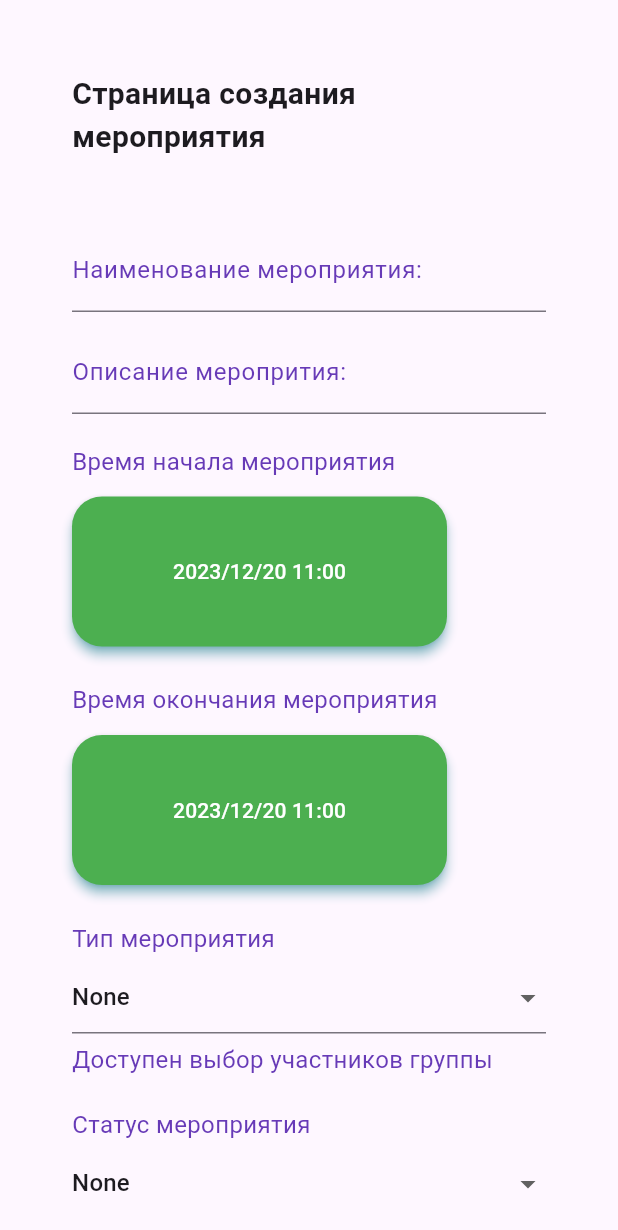
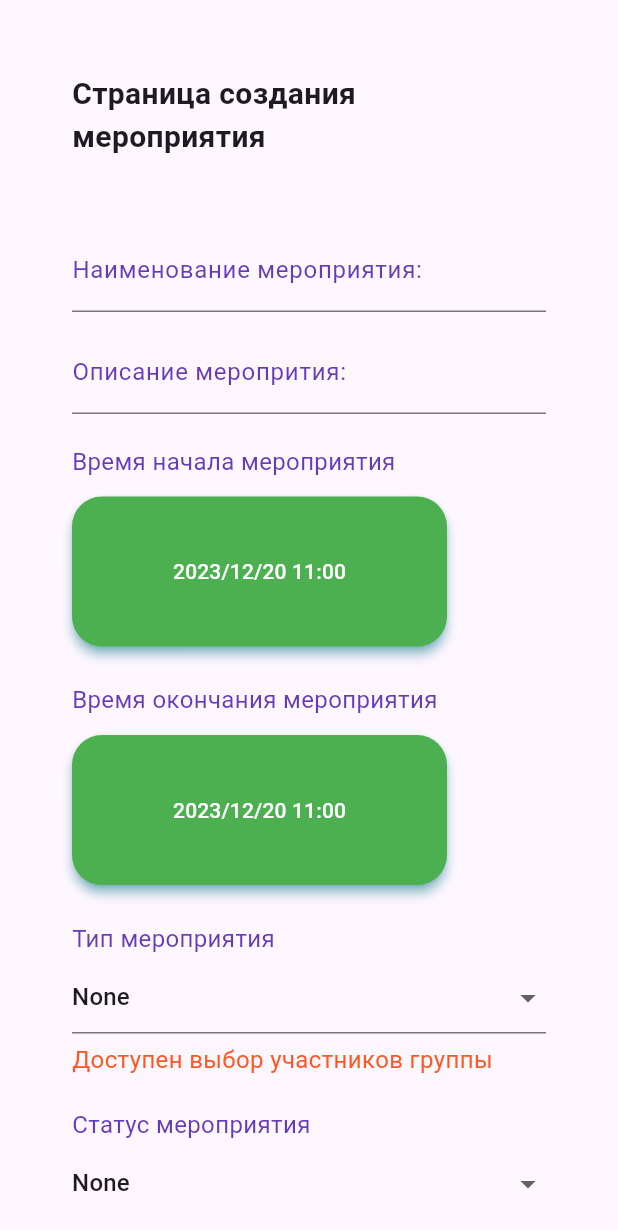
Before and after one commit to Tigeroff2002/ToDoCalendarClient, a Flutter app: the EventPlaceholderWidget widget shown alone on an empty page, opened directly, on a phone screen of 412 x 824 dp. Shown: the top 1230 px of the screen. Run offline on Flutter 3.47's test engine with Material 3 defaults, Android fonts, the light colour scheme and no system bars; our stand-ins replace shared_preferences, syncfusion_flutter_calendar; accounts and stored records are empty; network calls fail.

Commit message:
fix ut8 decoding

```diff
--- a/lib/add_widgets/EventPlaceholderWidget.dart
+++ b/lib/add_widgets/EventPlaceholderWidget.dart
@@ -454,14 +454,14 @@ class EventPlaceholderState extends State<EventPlaceholderWidget> {
               selectedEventType == 'Personal'
                   ? Text(
                 'Мероприятие рассчитано только для вас',
-                style: TextStyle(fontSize: 16, color: Colors.deepPurple))
+                style: TextStyle(fontSize: 16, color: Colors.deepOrange))
                   : selectedEventType == 'Meeting' || selectedEventType == 'StandUp'
                       ? Text(
                         'Мероприятие рассчитано только для всех участников группы',
-                         style: TextStyle(fontSize: 16, color: Colors.deepPurple))
+                         style: TextStyle(fontSize: 16, color: Colors.deepOrange))
                        : Text(
                   'Доступен выбор участников группы',
-                  style: TextStyle(fontSize: 16, color: Colors.deepPurple)),
+                  style: TextStyle(fontSize: 16, color: Colors.deepOrange)),
               SizedBox(height: 20.0),
               Text(
                 'Статус мероприятия',
--- a/lib/add_widgets/GroupPlaceholderWidget.dart
+++ b/lib/add_widgets/GroupPlaceholderWidget.dart
@@ -200,10 +200,10 @@ class GroupPlaceholderState extends State<GroupPlaceholderWidget> {
               selectedGroupType == 'None'
                 ? Text(
                    'Данная группа будет открытой, доступной для всех пользователей',
-                    style: TextStyle(fontSize: 16, color: Colors.deepPurple))
+                    style: TextStyle(fontSize: 16, color: Colors.deepOrange))
                 : Text(
                    'Доступно ограничение видимости группы для пользователей',
-                   style: TextStyle(fontSize: 16, color: Colors.deepPurple)),
+                   style: TextStyle(fontSize: 16, color: Colors.deepOrange)),
               SizedBox(height: 30.0),
               ElevatedButton(
                 style: ElevatedButton.styleFrom(
--- a/lib/add_widgets/TaskPlaceholderWidget.dart
+++ b/lib/add_widgets/TaskPlaceholderWidget.dart
@@ -232,6 +232,11 @@ class TaskPlaceholderState extends State<TaskPlaceholderWidget> {
                           selectedTaskStatus = newStatus.toString();
                         });
                       }),
+                  SizedBox(height: 6.0),
+                Text(
+                  'Задача по умолчанию назначается на вас',
+                  style: TextStyle(fontSize: 16, color: Colors.deepOrange),
+                ),
                   SizedBox(height: 30.0),
                   ElevatedButton(
                     style: ElevatedButton.styleFrom(
--- a/lib/groups_list_page.dart
+++ b/lib/groups_list_page.dart
@@ -221,7 +221,7 @@ class GroupsListPageState extends State<GroupsListPageWidget> {
                         ),
                       ),
                       Text(
-                        utf8.decode(data.groupName.codeUnits),
+                        utf8.decode(utf8.encode(data.groupName)),
                         style: TextStyle(
                           color: Colors.white,
                           fontWeight: FontWeight.bold,
--- a/lib/tasks_list_page.dart
+++ b/lib/tasks_list_page.dart
@@ -230,7 +230,7 @@ class TasksListPageState extends State<TasksListPageWidget> {
                         ),
                       ),
                       Text(
-                        utf8.decode(data.caption.codeUnits),
+                        utf8.decode(utf8.encode(data.caption)),
                         style: TextStyle(
                           color: Colors.white,
                           fontWeight: FontWeight.bold,
@@ -244,7 +244,7 @@ class TasksListPageState extends State<TasksListPageWidget> {
                         ),
                       ),
                       Text(
-                        utf8.decode(data.description.codeUnits),
+                        utf8.decode(utf8.encode(data.description)),
                         style: TextStyle(
                           color: Colors.white,
                           fontWeight: FontWeight.bold,
--- a/lib/users_from_group_list_page.dart
+++ b/lib/users_from_group_list_page.dart
@@ -294,7 +294,7 @@ class UsersFromGroupListPageState extends State<UsersFromGroupListPageWidget> {
                         ),
                       ),
                       Text(
-                        utf8.decode(data.userEmail.codeUnits),
+                        utf8.decode(utf8.encode(data.userEmail)),
                         style: TextStyle(
                           color: Colors.white,
                           fontWeight: FontWeight.bold,
```
